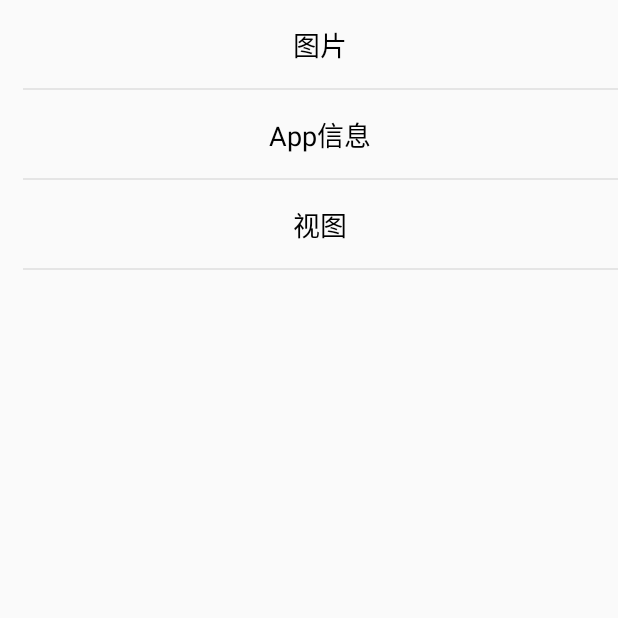
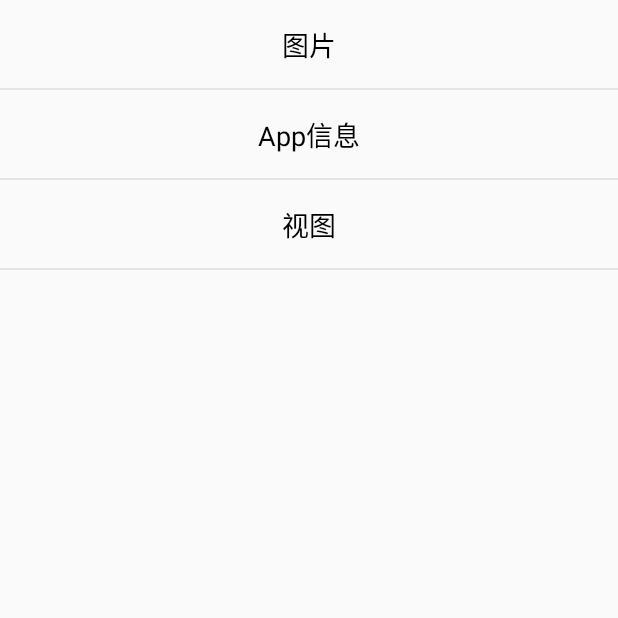
Before and after one commit to leebuluese/CustomLibrary, an Android app: the screen it shows after launch (MainActivity), on a phone screen of 412 x 824 dp, the top half of it. Run offline under Robolectric (Android 15) with nearby library versions, the phone set to English and light mode, and no system bars.

Commit message:
Revert "Anna"

```diff
--- a/app/src/main/java/com/lyz/lib/MainActivity.java
+++ b/app/src/main/java/com/lyz/lib/MainActivity.java
@@ -23,7 +23,6 @@ public class MainActivity extends AppCompatActivity {
         List<String> mainList = (List<String>) Arrays.asList(mainArray);
         ListAdapter mainListAdapter = new ListAdapter(this);
         mainListAdapter.setData(mainList);
-        //TODO Tim is a dog.
         rv.setAdapter(mainListAdapter);
     }
 }
--- a/app/src/main/res/layout/activity_main.xml
+++ b/app/src/main/res/layout/activity_main.xml
@@ -9,7 +9,6 @@
     <android.support.v7.widget.RecyclerView
         android:id="@+id/rv"
         android:scrollbars="none"
-        android:layout_marginLeft="15dp"
         android:layout_width="match_parent"
         android:layout_height="wrap_content" />
 
```
